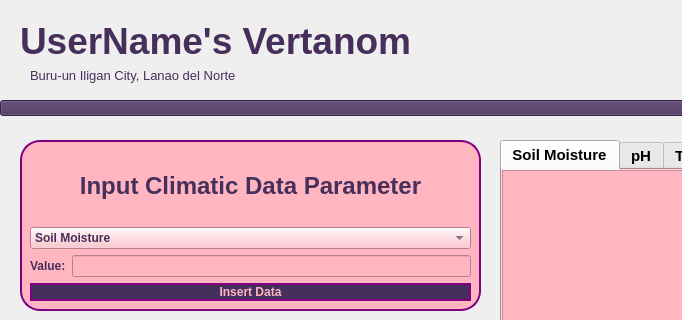
Old version of the form mainpage.ui in the repository ShaniceReih/Vertanom-final; both pictures show x 0 to 682 and y 0 to 320 of the 1197 by 737 pixel window.
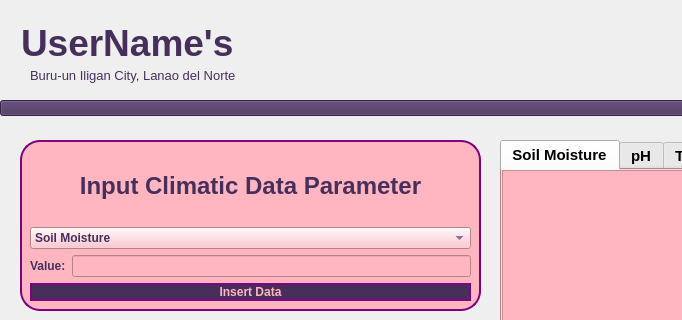
New version of the form. Icons and pictures are not drawn.

Patch:
```diff
--- a/mainpage.ui
+++ b/mainpage.ui
@@ -27,10 +27,10 @@
    <widget class="QLabel" name="greetingLabel">
     <property name="geometry">
      <rect>
-      <x>20</x>
-      <y>20</y>
-      <width>501</width>
-      <height>41</height>
+      <x>21</x>
+      <y>11</y>
+      <width>521</width>
+      <height>63</height>
      </rect>
     </property>
     <property name="font">
@@ -45,7 +45,7 @@
 }</string>
     </property>
     <property name="text">
-     <string>UserName's Vertanom</string>
+     <string>UserName's</string>
     </property>
    </widget>
    <widget class="QLabel" name="label_2">
```
Left out of the diff: 8 changed lines with no effect on the pictures.
